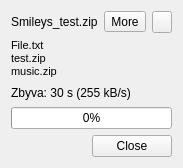
Above: widgets/events/ftuploadwidget.ui from xmpp-graveyard/jabbim before the change. Below: the same form after it.
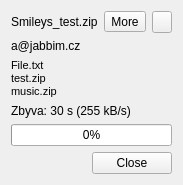
That is the form after the change.

```diff
--- a/widgets/events/ftuploadwidget.ui
+++ b/widgets/events/ftuploadwidget.ui
@@ -51,6 +51,13 @@
     </layout>
    </item>
    <item row="1" column="0" colspan="2" >
+    <widget class="QLabel" name="jid" >
+     <property name="text" >
+      <string>a@jabbim.cz</string>
+     </property>
+    </widget>
+   </item>
+   <item row="2" column="0" colspan="2" >
     <widget class="QLabel" name="more" >
      <property name="text" >
       <string>&lt;!DOCTYPE HTML PUBLIC "-//W3C//DTD HTML 4.0//EN" "http://www.w3.org/TR/REC-html40/strict.dtd">
@@ -66,7 +73,7 @@
      </property>
     </widget>
    </item>
-   <item row="2" column="0" colspan="2" >
+   <item row="3" column="0" colspan="2" >
     <widget class="QLabel" name="transferInfo" >
      <property name="text" >
       <string>Zbyva: 30 s (255 kB/s)</string>
@@ -76,14 +83,14 @@
      </property>
     </widget>
    </item>
-   <item row="3" column="0" colspan="2" >
+   <item row="4" column="0" colspan="2" >
     <widget class="QProgressBar" name="progressBar" >
      <property name="value" >
       <number>0</number>
      </property>
     </widget>
    </item>
-   <item row="4" column="0" >
+   <item row="5" column="0" >
     <spacer name="horizontalSpacer" >
      <property name="orientation" >
       <enum>Qt::Horizontal</enum>
@@ -96,7 +103,7 @@
      </property>
     </spacer>
    </item>
-   <item row="4" column="1" >
+   <item row="5" column="1" >
     <widget class="QPushButton" name="reject" >
      <property name="text" >
       <string>Close</string>
```
